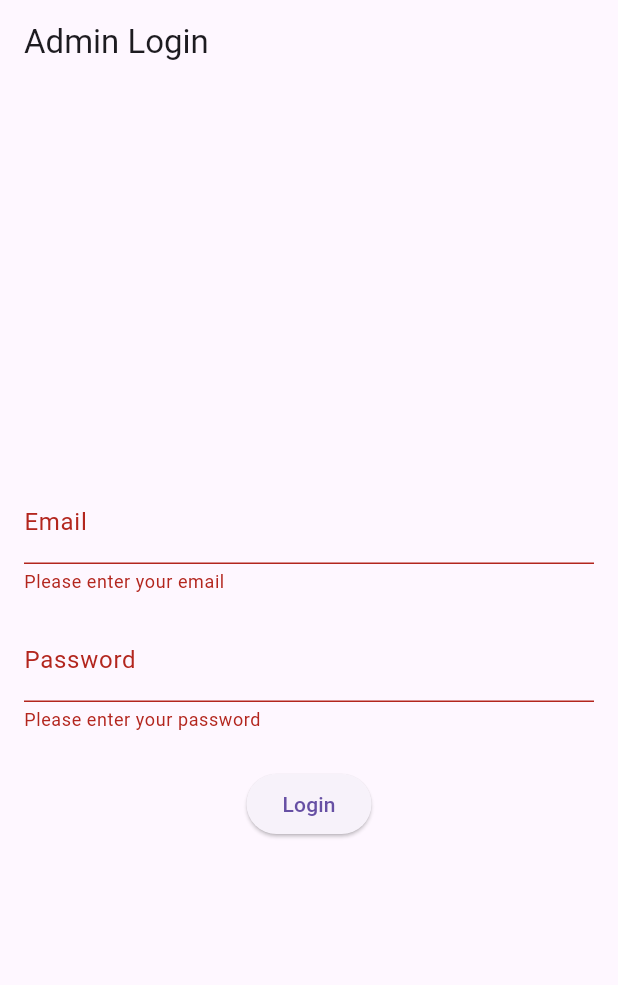
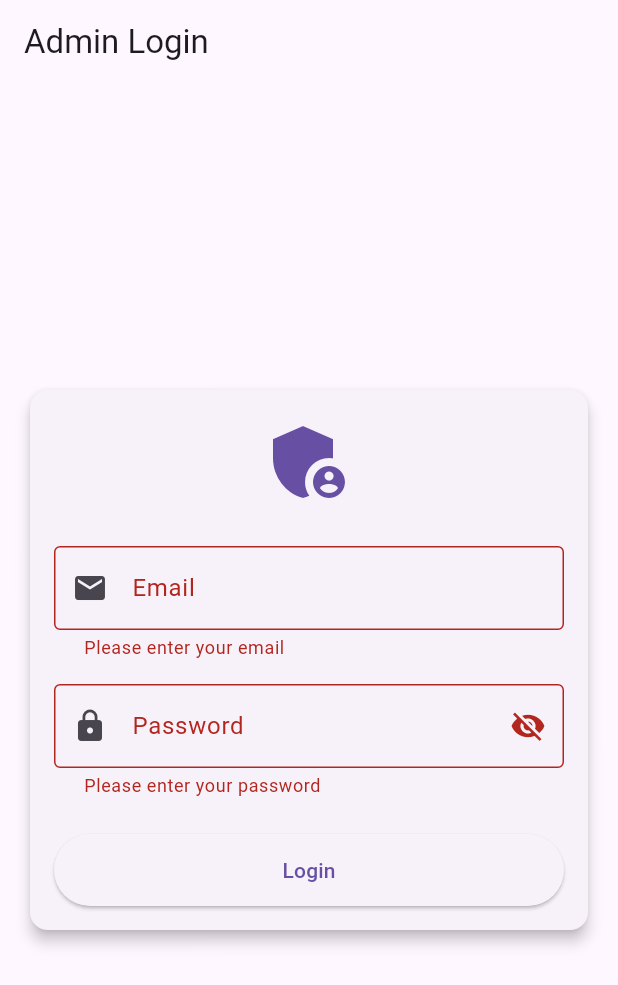
Before and after one commit to Iconoclast9000/skillbridge-community-app, a Flutter app: the screen it shows after launch, after a tap on "Login", on a phone screen of 412 x 824 dp. Shown: the top 985 px of the screen. Run offline on Flutter 3.47's test engine with Material 3 defaults, Android fonts, the phone set to English and light mode, and no system bars; our stand-ins replace cloud_firestore, firebase_auth, firebase_core; accounts and stored records are empty.

```diff
--- a/lib/main.dart
+++ b/lib/main.dart
@@ -1,26 +1,44 @@
 import 'package:flutter/material.dart';
 import 'package:firebase_core/firebase_core.dart';
+import 'package:provider/provider.dart';
 import 'config/routes.dart';
+import 'providers/auth_provider.dart';
 
 void main() async {
   WidgetsFlutterBinding.ensureInitialized();
-  await Firebase.initializeApp();
+  await Firebase.initializeApp(
+    options: const FirebaseOptions(
+      apiKey: 'your-api-key',
+      appId: 'your-app-id',
+      messagingSenderId: 'your-sender-id',
+      projectId: 'your-project-id',
+    ),
+  );
   runApp(MyApp());
 }
 
 class MyApp extends StatelessWidget {
   @override
   Widget build(BuildContext context) {
-    return MaterialApp(
+    return MultiProvider(
+      providers: [
+        ChangeNotifierProvider(create: (_) => AuthProvider()),
+      ],
+      child: MaterialApp(
         title: 'SkillBridge Community',
         theme: ThemeData(
           primarySwatch: Colors.blue,
           visualDensity: VisualDensity.adaptivePlatformDensity,
+          inputDecorationTheme: InputDecorationTheme(
+            border: OutlineInputBorder(),
+            contentPadding: EdgeInsets.symmetric(horizontal: 16, vertical: 16),
+          ),
         ),
         routes: AppRoutes.routes,
         onGenerateRoute: AppRoutes.onGenerateRoute,
         onUnknownRoute: AppRoutes.onUnknownRoute,
-      initialRoute: '/admin/login', // For testing the admin login
+        initialRoute: '/admin/login',
+      ),
     );
   }
 }
--- a/lib/screens/admin_login_screen.dart
+++ b/lib/screens/admin_login_screen.dart
@@ -1,6 +1,6 @@
 import 'package:flutter/material.dart';
-import '../services/auth_service.dart';
-import '../models/admin_user.dart';
+import 'package:provider/provider.dart';
+import '../providers/auth_provider.dart';
 
 class AdminLoginScreen extends StatefulWidget {
   @override
@@ -11,71 +11,142 @@ class _AdminLoginScreenState extends State<AdminLoginScreen> {
   final _formKey = GlobalKey<FormState>();
   final _emailController = TextEditingController();
   final _passwordController = TextEditingController();
-  final _authService = AuthService();
-  bool _isLoading = false;
-
-  Future<void> _login() async {
-    if (!_formKey.currentState!.validate()) return;
-
-    setState(() => _isLoading = true);
-
-    try {
-      final admin = await _authService.signInAdmin(
-        _emailController.text,
-        _passwordController.text,
-      );
-
-      if (admin != null) {
-        // Navigate to admin dashboard
-        Navigator.pushReplacementNamed(context, '/admin/dashboard');
-      } else {
-        ScaffoldMessenger.of(context).showSnackBar(
-          SnackBar(content: Text('Invalid credentials')),
-        );
-      }
-    } finally {
-      setState(() => _isLoading = false);
-    }
-  }
+  bool _obscurePassword = true;
+  String? _errorMessage;
 
   @override
   Widget build(BuildContext context) {
     return Scaffold(
-      appBar: AppBar(title: Text('Admin Login')),
-      body: Padding(
+      appBar: AppBar(
+        title: Text('Admin Login'),
+        elevation: 0,
+      ),
+      body: Consumer<AuthProvider>(
+        builder: (context, authProvider, child) => Container(
           padding: EdgeInsets.all(16.0),
           child: Form(
             key: _formKey,
             child: Column(
               mainAxisAlignment: MainAxisAlignment.center,
+              crossAxisAlignment: CrossAxisAlignment.stretch,
               children: [
+                Card(
+                  elevation: 4.0,
+                  child: Padding(
+                    padding: EdgeInsets.all(16.0),
+                    child: Column(
+                      children: [
+                        Icon(
+                          Icons.admin_panel_settings,
+                          size: 64.0,
+                          color: Theme.of(context).primaryColor,
+                        ),
+                        SizedBox(height: 24.0),
                         TextFormField(
                           controller: _emailController,
-                decoration: InputDecoration(labelText: 'Email'),
+                          decoration: InputDecoration(
+                            labelText: 'Email',
+                            prefixIcon: Icon(Icons.email),
+                            border: OutlineInputBorder(),
+                          ),
                           keyboardType: TextInputType.emailAddress,
-                validator: (value) =>
-                    value?.isEmpty ?? true ? 'Please enter your email' : null,
+                          validator: (value) {
+                            if (value?.isEmpty ?? true) {
+                              return 'Please enter your email';
+                            }
+                            if (!RegExp(r'^[\w-\.]+@([\w-]+\.)+[\w-]{2,4}$')
+                                .hasMatch(value ?? '')) {
+                              return 'Please enter a valid email';
+                            }
+                            return null;
+                          },
                         ),
-              SizedBox(height: 16),
+                        SizedBox(height: 16.0),
                         TextFormField(
                           controller: _passwordController,
-                decoration: InputDecoration(labelText: 'Password'),
-                obscureText: true,
-                validator: (value) =>
-                    value?.isEmpty ?? true ? 'Please enter your password' : null,
+                          decoration: InputDecoration(
+                            labelText: 'Password',
+                            prefixIcon: Icon(Icons.lock),
+                            suffixIcon: IconButton(
+                              icon: Icon(_obscurePassword
+                                  ? Icons.visibility_off
+                                  : Icons.visibility),
+                              onPressed: () {
+                                setState(() {
+                                  _obscurePassword = !_obscurePassword;
+                                });
+                              },
                             ),
-              SizedBox(height: 24),
-              _isLoading
-                  ? CircularProgressIndicator()
-                  : ElevatedButton(
-                      onPressed: _login,
-                      child: Text('Login'),
+                            border: OutlineInputBorder(),
+                          ),
+                          obscureText: _obscurePassword,
+                          validator: (value) {
+                            if (value?.isEmpty ?? true) {
+                              return 'Please enter your password';
+                            }
+                            if ((value?.length ?? 0) < 6) {
+                              return 'Password must be at least 6 characters';
+                            }
+                            return null;
+                          },
+                        ),
+                        if (_errorMessage != null) ...[
+                          SizedBox(height: 16.0),
+                          Text(
+                            _errorMessage!,
+                            style: TextStyle(color: Colors.red),
+                          ),
+                        ],
+                        SizedBox(height: 24.0),
+                        SizedBox(
+                          width: double.infinity,
+                          height: 48.0,
+                          child: ElevatedButton(
+                            onPressed: authProvider.loading
+                                ? null
+                                : () => _handleLogin(authProvider),
+                            child: authProvider.loading
+                                ? SizedBox(
+                                    height: 24.0,
+                                    width: 24.0,
+                                    child: CircularProgressIndicator(
+                                      strokeWidth: 2.0,
+                                      valueColor: AlwaysStoppedAnimation<Color>(
+                                          Colors.white),
+                                    ),
+                                  )
+                                : Text('Login'),
+                          ),
                         ),
                       ],
                     ),
                   ),
                 ),
+              ],
+            ),
+          ),
+        ),
+      ),
     );
+  }
+
+  Future<void> _handleLogin(AuthProvider authProvider) async {
+    if (_formKey.currentState?.validate() ?? false) {
+      setState(() => _errorMessage = null);
+
+      final success = await authProvider.signInAdmin(
+        _emailController.text,
+        _passwordController.text,
+      );
+
+      if (success) {
+        Navigator.pushReplacementNamed(context, '/admin/dashboard');
+      } else {
+        setState(() {
+          _errorMessage = 'Invalid credentials or no admin access';
+        });
+      }
+    }
   }
 
   @override
```
Also changed, not shown: lib/providers/auth_provider.dart (added, +51 -0 lines), lib/services/auth_service.dart (+38 -5 lines). Lines whose indentation alone changed are shown as unchanged.
